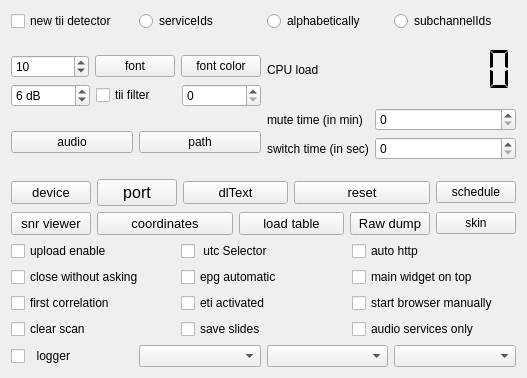
Before: the Qt Designer form qt-dab-6.9/forms-v7/config-helper.ui in JvanKatwijk/qt-dab, drawn with Qt 5.
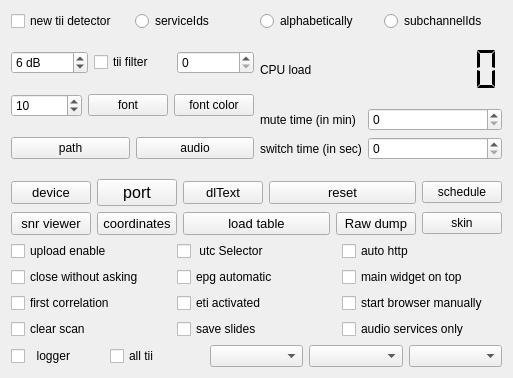
After: the same form once the commit is applied. Custom widgets are drawn as their Qt base class.

Diff of the .ui file:
```diff
--- a/qt-dab-6.9/forms-v7/config-helper.ui
+++ b/qt-dab-6.9/forms-v7/config-helper.ui
@@ -6,7 +6,7 @@
    <rect>
     <x>0</x>
     <y>0</y>
-    <width>527</width>
+    <width>513</width>
     <height>378</height>
    </rect>
   </property>
@@ -16,7 +16,7 @@
   <property name="toolTip">
    <string>&lt;html&gt;&lt;head/&gt;&lt;body&gt;&lt;p&gt;Configuration and control widget.&lt;/p&gt;&lt;/body&gt;&lt;/html&gt;</string>
   </property>
-  <layout class="QVBoxLayout" name="verticalLayout_4">
+  <layout class="QVBoxLayout" name="verticalLayout_3">
    <item>
     <layout class="QHBoxLayout" name="horizontalLayout_6">
      <item>
@@ -64,9 +64,44 @@
    <item>
     <layout class="QHBoxLayout" name="horizontalLayout_7">
      <item>
-      <layout class="QVBoxLayout" name="verticalLayout_3">
-       <item>
         <layout class="QVBoxLayout" name="verticalLayout">
+       <item>
+        <layout class="QHBoxLayout" name="horizontalLayout_4">
+         <item>
+          <widget class="QSpinBox" name="tiiThreshold_setter">
+           <property name="toolTip">
+            <string>&lt;html&gt;&lt;head/&gt;&lt;body&gt;&lt;p&gt;TII threshold. The TII threshold is used in the detection of TII values in the NULL periods of the DAB frames. Of course, the lower the value, the more chance there is to get false positives.&lt;/p&gt;&lt;p&gt;Minimum value is set to 6 dB.&lt;/p&gt;&lt;/body&gt;&lt;/html&gt;</string>
+           </property>
+           <property name="suffix">
+            <string> dB</string>
+           </property>
+           <property name="minimum">
+            <number>4</number>
+           </property>
+           <property name="value">
+            <number>6</number>
+           </property>
+          </widget>
+         </item>
+         <item>
+          <widget class="QCheckBox" name="tiiFilter">
+           <property name="toolTip">
+            <string>&lt;html&gt;&lt;head/&gt;&lt;body&gt;&lt;p&gt;It shows that setting a lower threshold value allows (too) many false tii messages. A filter can be selected that inspects the potential tii values and blocks some of thoese that seem false.&lt;/p&gt;&lt;/body&gt;&lt;/html&gt;</string>
+           </property>
+           <property name="text">
+            <string>tii filter</string>
+           </property>
+          </widget>
+         </item>
+         <item>
+          <widget class="QSpinBox" name="tiiCollisions">
+           <property name="toolTip">
+            <string>&lt;html&gt;&lt;head/&gt;&lt;body&gt;&lt;p&gt;If setting a subId value different from 0, the software searches for ALL mainIds, associated with that  subId.&lt;/p&gt;&lt;/body&gt;&lt;/html&gt;</string>
+           </property>
+          </widget>
+         </item>
+        </layout>
+       </item>
          <item>
           <layout class="QHBoxLayout" name="horizontalLayout_2">
            <item>
@@ -108,56 +143,7 @@
           </layout>
          </item>
          <item>
-          <layout class="QHBoxLayout" name="horizontalLayout_4">
-           <item>
-            <widget class="QSpinBox" name="tiiThreshold_setter">
-             <property name="toolTip">
-              <string>&lt;html&gt;&lt;head/&gt;&lt;body&gt;&lt;p&gt;TII threshold. The TII threshold is used in the detection of TII values in the NULL periods of the DAB frames. Of course, the lower the value, the more chance there is to get false positives.&lt;/p&gt;&lt;p&gt;Minimum value is set to 6 dB.&lt;/p&gt;&lt;/body&gt;&lt;/html&gt;</string>
-             </property>
-             <property name="suffix">
-              <string> dB</string>
-             </property>
-             <property name="minimum">
-              <number>4</number>
-             </property>
-             <property name="value">
-              <number>6</number>
-             </property>
-            </widget>
-           </item>
-           <item>
-            <widget class="QCheckBox" name="tiiFilter">
-             <property name="toolTip">
-              <string>&lt;html&gt;&lt;head/&gt;&lt;body&gt;&lt;p&gt;It shows that setting a lower threshold value allows (too) many false tii messages. A filter can be selected that inspects the potential tii values and blocks some of thoese that seem false.&lt;/p&gt;&lt;/body&gt;&lt;/html&gt;</string>
-             </property>
-             <property name="text">
-              <string>tii filter</string>
-             </property>
-            </widget>
-           </item>
-           <item>
-            <widget class="QSpinBox" name="tiiCollisions">
-             <property name="toolTip">
-              <string>&lt;html&gt;&lt;head/&gt;&lt;body&gt;&lt;p&gt;If setting a subId value different from 0, the software searches for ALL mainIds, associated with that  subId.&lt;/p&gt;&lt;/body&gt;&lt;/html&gt;</string>
-             </property>
-            </widget>
-           </item>
-          </layout>
-         </item>
-        </layout>
-       </item>
-       <item>
         <layout class="QHBoxLayout" name="horizontalLayout_5">
-         <item>
-          <widget class="smallPushButton" name="audioSelectButton">
-           <property name="toolTip">
-            <string>&lt;html&gt;&lt;head/&gt;&lt;body&gt;&lt;p&gt;Choose between portaudio or Qt-audio as audio handler (will be effective next program invocation). Note that if no audio channels for the Qt_audio driver can be found, the default setting of portaudio is applied.&lt;/p&gt;&lt;/body&gt;&lt;/html&gt;</string>
-           </property>
-           <property name="text">
-            <string>audio</string>
-           </property>
-          </widget>
-         </item>
          <item>
           <widget class="smallPushButton" name="pathButton">
            <property name="toolTip">
@@ -168,6 +154,16 @@
            </property>
           </widget>
          </item>
+         <item>
+          <widget class="smallPushButton" name="audioSelectButton">
+           <property name="toolTip">
+            <string>&lt;html&gt;&lt;head/&gt;&lt;body&gt;&lt;p&gt;Choose between portaudio or Qt-audio as audio handler (will be effective next program invocation). Note that if no audio channels for the Qt_audio driver can be found, the default setting of portaudio is applied.&lt;/p&gt;&lt;/body&gt;&lt;/html&gt;</string>
+           </property>
+           <property name="text">
+            <string>audio</string>
+           </property>
+          </widget>
+         </item>
         </layout>
        </item>
       </layout>
@@ -245,21 +241,6 @@
    </item>
    <item>
     <layout class="QGridLayout" name="gridLayout">
-     <item row="2" column="3" colspan="2">
-      <widget class="smallPushButton" name="loadTableButton">
-       <property name="font">
-        <font>
-         <pointsize>10</pointsize>
-        </font>
-       </property>
-       <property name="toolTip">
-        <string>&lt;html&gt;&lt;head/&gt;&lt;body&gt;&lt;p&gt;Touching this button will instruct the software to load a fresh database. Note that this only works if either the software is precompiled or you have installed the small library as discussed in the installation instructions.&lt;/p&gt;&lt;/body&gt;&lt;/html&gt;</string>
-       </property>
-       <property name="text">
-        <string>load table</string>
-       </property>
-      </widget>
-     </item>
      <item row="0" column="0">
       <widget class="smallPushButton" name="devicewidgetButton">
        <property name="sizePolicy">
@@ -297,28 +278,7 @@
        </property>
       </widget>
      </item>
-     <item row="2" column="5">
-      <widget class="smallPushButton" name="dumpButton">
-       <property name="sizePolicy">
-        <sizepolicy hsizetype="Preferred" vsizetype="Fixed">
-         <horstretch>0</horstretch>
-         <verstretch>0</verstretch>
-        </sizepolicy>
-       </property>
-       <property name="font">
-        <font>
-         <pointsize>10</pointsize>
-        </font>
-       </property>
-       <property name="toolTip">
-        <string>&lt;html&gt;&lt;head/&gt;&lt;body&gt;&lt;p&gt;Push this button to save the raw input. Pushing will cause a menu to appear where a filename can be selected. Please note the big filesizes!&lt;/p&gt;&lt;p&gt;Push again to stop recording. You can reload it by using the file input (*.sdr) option. &lt;/p&gt;&lt;/body&gt;&lt;/html&gt;</string>
-       </property>
-       <property name="text">
-        <string>Raw dump</string>
-       </property>
-      </widget>
-     </item>
-     <item row="0" column="2" colspan="2">
+     <item row="0" column="2">
       <widget class="smallPushButton" name="dlTextButton">
        <property name="font">
         <font>
@@ -333,39 +293,7 @@
        </property>
       </widget>
      </item>
-     <item row="2" column="1" colspan="2">
-      <widget class="smallPushButton" name="set_coordinatesButton">
-       <property name="sizePolicy">
-        <sizepolicy hsizetype="Preferred" vsizetype="Fixed">
-         <horstretch>0</horstretch>
-         <verstretch>0</verstretch>
-        </sizepolicy>
-       </property>
-       <property name="font">
-        <font>
-         <family>Cantarell</family>
-         <pointsize>10</pointsize>
-        </font>
-       </property>
-       <property name="toolTip">
-        <string>&lt;html&gt;&lt;head/&gt;&lt;body&gt;&lt;p&gt;Touching this button shows a small menu where you can fill in the coordinates (in decimal notation) of your location.&lt;/p&gt;&lt;/body&gt;&lt;/html&gt;</string>
-       </property>
-       <property name="text">
-        <string>coordinates</string>
-       </property>
-      </widget>
-     </item>
-     <item row="0" column="6">
-      <widget class="smallPushButton" name="scheduleButton">
-       <property name="toolTip">
-        <string>&lt;html&gt;&lt;head/&gt;&lt;body&gt;&lt;p&gt;Touching this button allows specifying an element for the scheduler&lt;/p&gt;&lt;/body&gt;&lt;/html&gt;</string>
-       </property>
-       <property name="text">
-        <string>schedule</string>
-       </property>
-      </widget>
-     </item>
-     <item row="0" column="4" colspan="2">
+     <item row="0" column="3" colspan="2">
       <widget class="smallPushButton" name="resetButton">
        <property name="sizePolicy">
         <sizepolicy hsizetype="Preferred" vsizetype="Fixed">
@@ -386,17 +314,17 @@
        </property>
       </widget>
      </item>
-     <item row="2" column="6">
-      <widget class="smallPushButton" name="skinButton">
+     <item row="0" column="5">
+      <widget class="smallPushButton" name="scheduleButton">
        <property name="toolTip">
-        <string>&lt;html&gt;&lt;head/&gt;&lt;body&gt;&lt;p&gt;Select one of a few &amp;quot;skin&amp;quot;s for the widgets in the program. Will be effective the next program invocation.&lt;/p&gt;&lt;/body&gt;&lt;/html&gt;</string>
+        <string>&lt;html&gt;&lt;head/&gt;&lt;body&gt;&lt;p&gt;Touching this button allows specifying an element for the scheduler&lt;/p&gt;&lt;/body&gt;&lt;/html&gt;</string>
        </property>
        <property name="text">
-        <string>skin</string>
+        <string>schedule</string>
        </property>
       </widget>
      </item>
-     <item row="2" column="0">
+     <item row="1" column="0">
       <widget class="smallPushButton" name="snrButton">
        <property name="sizePolicy">
         <sizepolicy hsizetype="Preferred" vsizetype="Fixed">
@@ -418,6 +346,74 @@
        </property>
       </widget>
      </item>
+     <item row="1" column="1">
+      <widget class="smallPushButton" name="set_coordinatesButton">
+       <property name="sizePolicy">
+        <sizepolicy hsizetype="Preferred" vsizetype="Fixed">
+         <horstretch>0</horstretch>
+         <verstretch>0</verstretch>
+        </sizepolicy>
+       </property>
+       <property name="font">
+        <font>
+         <family>Cantarell</family>
+         <pointsize>10</pointsize>
+        </font>
+       </property>
+       <property name="toolTip">
+        <string>&lt;html&gt;&lt;head/&gt;&lt;body&gt;&lt;p&gt;Touching this button shows a small menu where you can fill in the coordinates (in decimal notation) of your location.&lt;/p&gt;&lt;/body&gt;&lt;/html&gt;</string>
+       </property>
+       <property name="text">
+        <string>coordinates</string>
+       </property>
+      </widget>
+     </item>
+     <item row="1" column="2" colspan="2">
+      <widget class="smallPushButton" name="loadTableButton">
+       <property name="font">
+        <font>
+         <pointsize>10</pointsize>
+        </font>
+       </property>
+       <property name="toolTip">
+        <string>&lt;html&gt;&lt;head/&gt;&lt;body&gt;&lt;p&gt;Touching this button will instruct the software to load a fresh database. Note that this only works if either the software is precompiled or you have installed the small library as discussed in the installation instructions.&lt;/p&gt;&lt;/body&gt;&lt;/html&gt;</string>
+       </property>
+       <property name="text">
+        <string>load table</string>
+       </property>
+      </widget>
+     </item>
+     <item row="1" column="4">
+      <widget class="smallPushButton" name="dumpButton">
+       <property name="sizePolicy">
+        <sizepolicy hsizetype="Preferred" vsizetype="Fixed">
+         <horstretch>0</horstretch>
+         <verstretch>0</verstretch>
+        </sizepolicy>
+       </property>
+       <property name="font">
+        <font>
+         <pointsize>10</pointsize>
+        </font>
+       </property>
+       <property name="toolTip">
+        <string>&lt;html&gt;&lt;head/&gt;&lt;body&gt;&lt;p&gt;Push this button to save the raw input. Pushing will cause a menu to appear where a filename can be selected. Please note the big filesizes!&lt;/p&gt;&lt;p&gt;Push again to stop recording. You can reload it by using the file input (*.sdr) option. &lt;/p&gt;&lt;/body&gt;&lt;/html&gt;</string>
+       </property>
+       <property name="text">
+        <string>Raw dump</string>
+       </property>
+      </widget>
+     </item>
+     <item row="1" column="5">
+      <widget class="smallPushButton" name="skinButton">
+       <property name="toolTip">
+        <string>&lt;html&gt;&lt;head/&gt;&lt;body&gt;&lt;p&gt;Select one of a few &amp;quot;skin&amp;quot;s for the widgets in the program. Will be effective the next program invocation.&lt;/p&gt;&lt;/body&gt;&lt;/html&gt;</string>
+       </property>
+       <property name="text">
+        <string>skin</string>
+       </property>
+      </widget>
+     </item>
     </layout>
    </item>
    <item>
@@ -556,6 +552,16 @@
        </property>
       </widget>
      </item>
+     <item>
+      <widget class="QCheckBox" name="allTIISelector">
+       <property name="toolTip">
+        <string>&lt;html&gt;&lt;head/&gt;&lt;body&gt;&lt;p&gt;If/when the threshold value for the TII detection is too low, the TII detector will &amp;quot;detect&amp;quot; non-existent transmitters. While some users want to see anythings that is detected, others (including myself) only want the &amp;quot;real&amp;quot; transmitters to appear on the DX display.&lt;/p&gt;&lt;p&gt;While by default the setting is &amp;quot;on&amp;quot;, switchin the selector 's value to &amp;quot;off&amp;quot; tells the software to show only transmitters known by the database.&lt;/p&gt;&lt;/body&gt;&lt;/html&gt;</string>
+       </property>
+       <property name="text">
+        <string>all tii</string>
+       </property>
+      </widget>
+     </item>
      <item>
       <widget class="smallComboBox" name="decoderSelector">
        <property name="toolTip">
```
Lines whose indentation alone changed are shown as unchanged.
